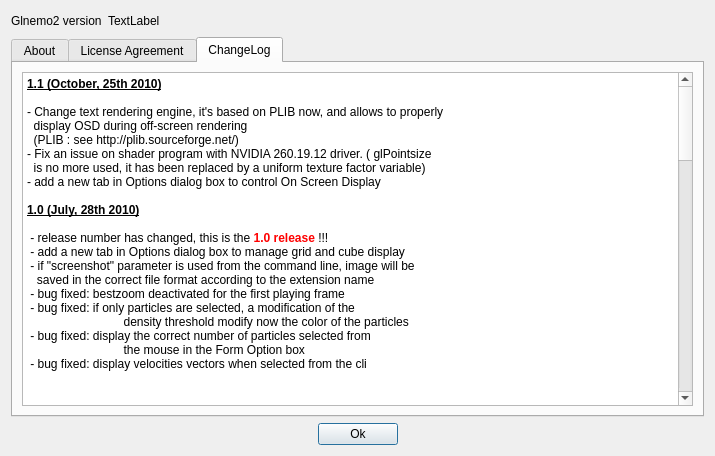
First picture: the form in usr/jcl/glnemo2/src/formabout.ui, repository teuben/nemo, before the edit.
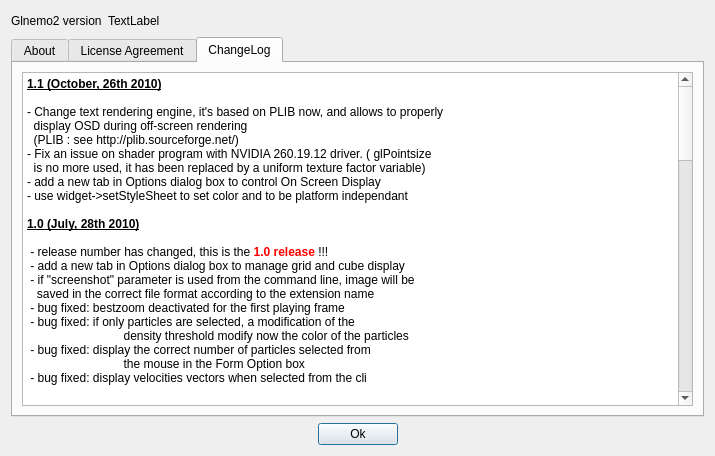
Second picture: the form after the edit. The open tabs and pages were chosen to show the change. Icons and pictures are not drawn.

Commit message: use widget->setStyleSheet to set color and to be platform independant. Gui's Colors should be consistent between linux,macosx and win32

The edit to the form file:
```diff
--- a/usr/jcl/glnemo2/src/formabout.ui
+++ b/usr/jcl/glnemo2/src/formabout.ui
@@ -1057,7 +1057,7 @@
 &lt;table border=&quot;0&quot; style=&quot;-qt-table-type: root; margin-top:4px; margin-bottom:4px; margin-left:4px; margin-right:4px;&quot;&gt;
 &lt;tr&gt;
 &lt;td style=&quot;border: none;&quot;&gt;
-&lt;p style=&quot; margin-top:0px; margin-bottom:0px; margin-left:0px; margin-right:0px; -qt-block-indent:0; text-indent:0px;&quot;&gt;&lt;span style=&quot; font-weight:600; text-decoration: underline;&quot;&gt;1.1 (October, 25th 2010)&lt;/span&gt;&lt;/p&gt;
+&lt;p style=&quot; margin-top:0px; margin-bottom:0px; margin-left:0px; margin-right:0px; -qt-block-indent:0; text-indent:0px;&quot;&gt;&lt;span style=&quot; font-weight:600; text-decoration: underline;&quot;&gt;1.1 (October, 26th 2010)&lt;/span&gt;&lt;/p&gt;
 &lt;p style=&quot;-qt-paragraph-type:empty; margin-top:0px; margin-bottom:0px; margin-left:0px; margin-right:0px; -qt-block-indent:0; text-indent:0px; font-weight:600; text-decoration: underline;&quot;&gt;&lt;/p&gt;
 &lt;p style=&quot; margin-top:0px; margin-bottom:0px; margin-left:0px; margin-right:0px; -qt-block-indent:0; text-indent:0px;&quot;&gt;- Change text rendering engine, it's based on PLIB now, and allows to properly&lt;/p&gt;
 &lt;p style=&quot; margin-top:0px; margin-bottom:0px; margin-left:0px; margin-right:0px; -qt-block-indent:0; text-indent:0px;&quot;&gt;  display OSD during off-screen rendering&lt;/p&gt;
@@ -1065,6 +1065,7 @@
 &lt;p style=&quot; margin-top:0px; margin-bottom:0px; margin-left:0px; margin-right:0px; -qt-block-indent:0; text-indent:0px;&quot;&gt;- Fix an issue on shader program with NVIDIA 260.19.12 driver. ( glPointsize&lt;/p&gt;
 &lt;p style=&quot; margin-top:0px; margin-bottom:0px; margin-left:0px; margin-right:0px; -qt-block-indent:0; text-indent:0px;&quot;&gt;  is no more used, it has been replaced by a uniform texture factor variable)&lt;/p&gt;
 &lt;p style=&quot; margin-top:0px; margin-bottom:0px; margin-left:0px; margin-right:0px; -qt-block-indent:0; text-indent:0px;&quot;&gt;- add a new tab in Options dialog box to control On Screen Display&lt;/p&gt;
+&lt;p style=&quot; margin-top:0px; margin-bottom:0px; margin-left:0px; margin-right:0px; -qt-block-indent:0; text-indent:0px;&quot;&gt;- use widget-&amp;gt;setStyleSheet to set color and to be platform independant&lt;/p&gt;
 &lt;p style=&quot;-qt-paragraph-type:empty; margin-top:0px; margin-bottom:0px; margin-left:0px; margin-right:0px; -qt-block-indent:0; text-indent:0px;&quot;&gt;&lt;/p&gt;
 &lt;p style=&quot; margin-top:0px; margin-bottom:0px; margin-left:0px; margin-right:0px; -qt-block-indent:0; text-indent:0px;&quot;&gt;&lt;span style=&quot; font-weight:600; text-decoration: underline;&quot;&gt;1.0 (July, 28th 2010)&lt;/span&gt;&lt;/p&gt;
 &lt;p style=&quot;-qt-paragraph-type:empty; margin-top:0px; margin-bottom:0px; margin-left:0px; margin-right:0px; -qt-block-indent:0; text-indent:0px;&quot;&gt;&lt;/p&gt;
```
Left out of the diff: 2 changed lines with no effect on the pictures. The commit also changes 8 other files.
